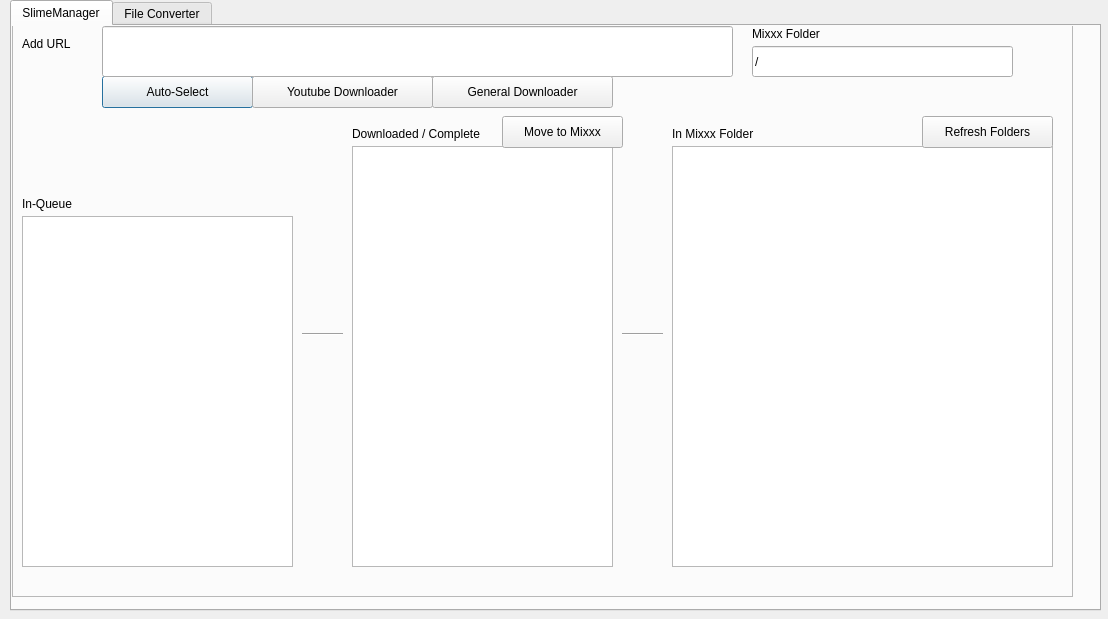
Qt form SlimeManager.ui (ChazzCoin/SlimeyPool) before a commit.
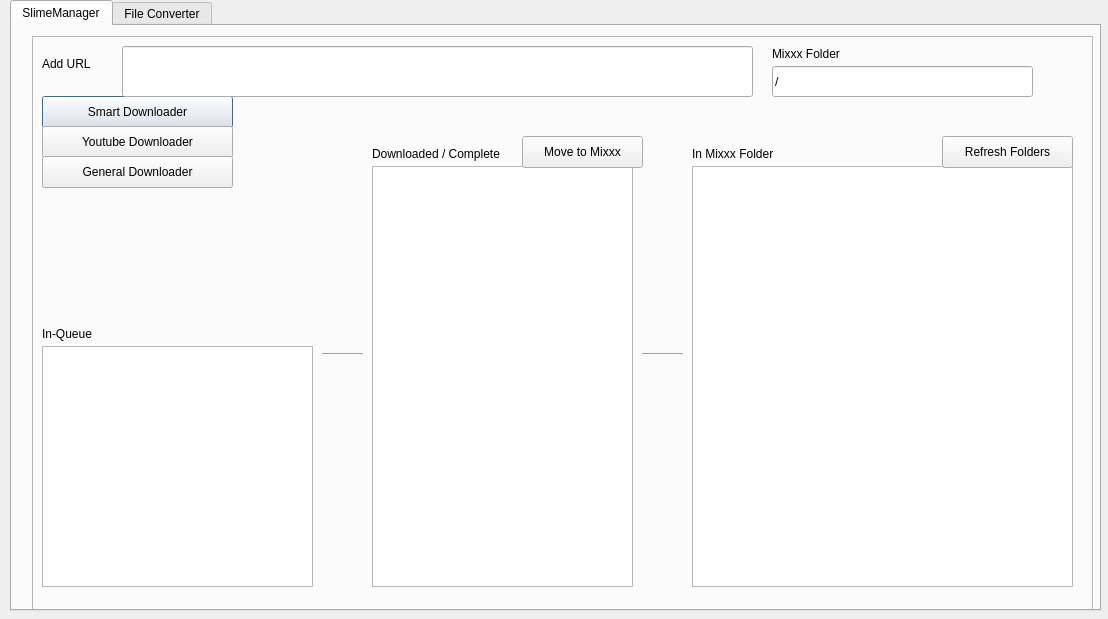
The same form after that commit.

```diff
--- a/SlimeManager.ui
+++ b/SlimeManager.ui
@@ -38,8 +38,8 @@
     <widget class="QFrame" name="frame">
      <property name="geometry">
       <rect>
-       <x>0</x>
-       <y>-10</y>
+       <x>20</x>
+       <y>10</y>
        <width>1061</width>
        <height>581</height>
       </rect>
@@ -59,14 +59,14 @@
      <widget class="QPushButton" name="btnAddUrlToQueue">
       <property name="geometry">
        <rect>
-        <x>90</x>
+        <x>10</x>
         <y>60</y>
-        <width>151</width>
+        <width>191</width>
         <height>32</height>
        </rect>
       </property>
       <property name="text">
-       <string>Auto-Select</string>
+       <string>Smart Downloader</string>
       </property>
      </widget>
      <widget class="QLabel" name="label_5">
@@ -122,9 +122,9 @@
       <property name="geometry">
        <rect>
         <x>10</x>
-        <y>200</y>
+        <y>310</y>
         <width>271</width>
-        <height>351</height>
+        <height>241</height>
        </rect>
       </property>
      </widget>
@@ -217,7 +217,7 @@
       <property name="geometry">
        <rect>
         <x>10</x>
-        <y>180</y>
+        <y>290</y>
         <width>60</width>
         <height>16</height>
        </rect>
@@ -242,9 +242,9 @@
      <widget class="QPushButton" name="btnYoutubeDownloader">
       <property name="geometry">
        <rect>
-        <x>240</x>
-        <y>60</y>
-        <width>181</width>
+        <x>10</x>
+        <y>90</y>
+        <width>191</width>
         <height>32</height>
        </rect>
       </property>
@@ -255,9 +255,9 @@
      <widget class="QPushButton" name="btnGeneralDownloader">
       <property name="geometry">
        <rect>
-        <x>420</x>
-        <y>60</y>
-        <width>181</width>
+        <x>10</x>
+        <y>120</y>
+        <width>191</width>
         <height>32</height>
        </rect>
       </property>
```
Left out of the diff: 4 changed lines with no effect on the pictures.
